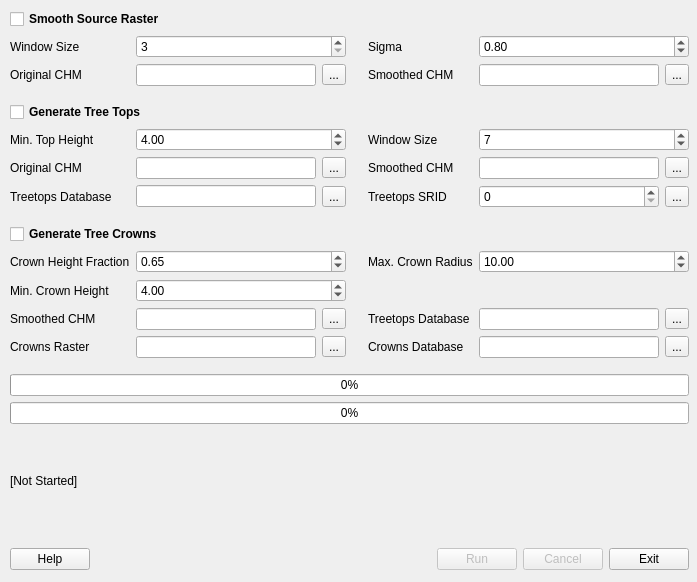
Above: src/apps/treetops.ui from rskelly/treetops before the change. Below: the same form after it.
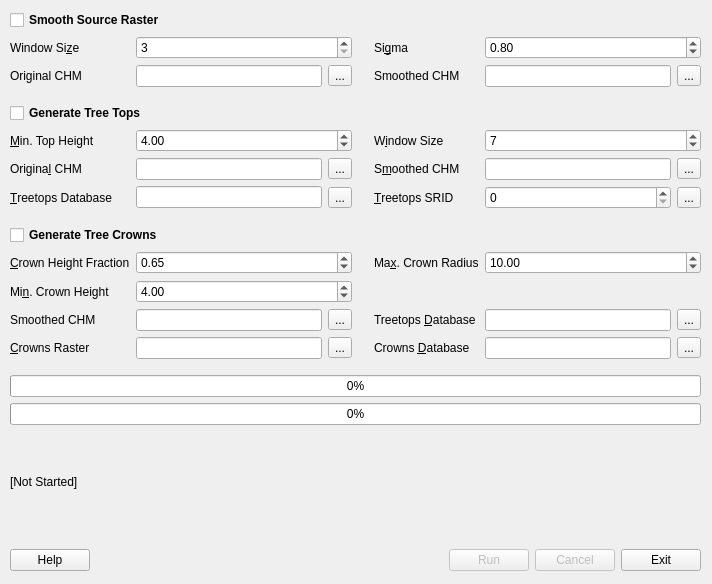
That is the form after the change.

Commit message: Removed test. Still buggy on linux.

Patch:
```diff
--- a/src/apps/treetops.ui
+++ b/src/apps/treetops.ui
@@ -2,15 +2,12 @@
 <ui version="4.0">
  <class>TreetopsForm</class>
  <widget class="QWidget" name="TreetopsForm">
-  <property name="enabled">
-   <bool>true</bool>
-  </property>
   <property name="geometry">
    <rect>
     <x>0</x>
     <y>0</y>
-    <width>697</width>
-    <height>582</height>
+    <width>712</width>
+    <height>584</height>
    </rect>
   </property>
   <property name="windowTitle">
@@ -20,8 +17,8 @@
    <property name="geometry">
     <rect>
      <x>10</x>
-     <y>9</y>
-     <width>679</width>
+     <y>10</y>
+     <width>691</width>
      <height>561</height>
     </rect>
    </property>
@@ -110,7 +107,7 @@
     <item row="5" column="4">
      <widget class="QLabel" name="label_3">
       <property name="text">
-       <string>Window Size</string>
+       <string>W&amp;indow Size</string>
       </property>
       <property name="buddy">
        <cstring>spnTopsWindowSize</cstring>
@@ -157,7 +154,7 @@
     <item row="5" column="0">
      <widget class="QLabel" name="label_4">
       <property name="text">
-       <string>Min. Top Height</string>
+       <string>&amp;Min. Top Height</string>
       </property>
       <property name="buddy">
        <cstring>spnTopsMinHeight</cstring>
@@ -167,7 +164,7 @@
     <item row="6" column="0">
      <widget class="QLabel" name="label_5">
       <property name="text">
-       <string>Original CHM</string>
+       <string>Origina&amp;l CHM</string>
       </property>
       <property name="buddy">
        <cstring>txtTopsOriginalCHM</cstring>
@@ -229,7 +226,7 @@
     <item row="6" column="4">
      <widget class="QLabel" name="label_16">
       <property name="text">
-       <string>Smoothed CHM</string>
+       <string>S&amp;moothed CHM</string>
       </property>
       <property name="buddy">
        <cstring>txtTopsSmoothedCHM</cstring>
@@ -256,7 +253,7 @@
     <item row="7" column="0">
      <widget class="QLabel" name="label_6">
       <property name="text">
-       <string>Treetops Database</string>
+       <string>&amp;Treetops Database</string>
       </property>
       <property name="buddy">
        <cstring>txtTopsTreetopsDatabase</cstring>
@@ -306,7 +303,7 @@
     <item row="11" column="0">
      <widget class="QLabel" name="label_8">
       <property name="text">
-       <string>Min. Crown Height</string>
+       <string>Mi&amp;n. Crown Height</string>
       </property>
       <property name="buddy">
        <cstring>spnCrownsMinHeight</cstring>
@@ -316,7 +313,7 @@
     <item row="1" column="0">
      <widget class="QLabel" name="label">
       <property name="text">
-       <string>Window Size</string>
+       <string>Window Si&amp;ze</string>
       </property>
       <property name="buddy">
        <cstring>spnSmoothWindow</cstring>
@@ -329,7 +326,7 @@
     <item row="1" column="4">
      <widget class="QLabel" name="label_2">
       <property name="text">
-       <string>Sigma</string>
+       <string>Si&amp;gma</string>
       </property>
       <property name="buddy">
        <cstring>spnSmoothSigma</cstring>
@@ -432,7 +429,7 @@
     <item row="13" column="0">
      <widget class="QLabel" name="label_10">
       <property name="text">
-       <string>Crowns Raster</string>
+       <string>&amp;Crowns Raster</string>
       </property>
       <property name="buddy">
        <cstring>txtCrownsCrownsRaster</cstring>
@@ -458,7 +455,7 @@
     <item row="7" column="4">
      <widget class="QLabel" name="label_17">
       <property name="text">
-       <string>Treetops SRID</string>
+       <string>&amp;Treetops SRID</string>
       </property>
       <property name="buddy">
        <cstring>spnTopsTreetopsSRID</cstring>
@@ -468,7 +465,7 @@
     <item row="10" column="0">
      <widget class="QLabel" name="label_7">
       <property name="text">
-       <string>Crown Height Fraction</string>
+       <string>&amp;Crown Height Fraction</string>
       </property>
       <property name="buddy">
        <cstring>spnCrownsHeightFraction</cstring>
@@ -478,7 +475,7 @@
     <item row="13" column="4">
      <widget class="QLabel" name="label_14">
       <property name="text">
-       <string>Crowns Database</string>
+       <string>Crowns &amp;Database</string>
       </property>
       <property name="buddy">
        <cstring>txtCrownsCrownsDatabase</cstring>
@@ -495,7 +492,7 @@
     <item row="10" column="4">
      <widget class="QLabel" name="label_9">
       <property name="text">
-       <string>Max. Crown Radius</string>
+       <string>Ma&amp;x. Crown Radius</string>
       </property>
       <property name="buddy">
        <cstring>spnCrownsRadius</cstring>
@@ -554,7 +551,7 @@
     <item row="12" column="4">
      <widget class="QLabel" name="label_15">
       <property name="text">
-       <string>Treetops Database</string>
+       <string>Treetops &amp;Database</string>
       </property>
       <property name="buddy">
        <cstring>txtCrownsTreetopsDatabase</cstring>
```
Left out of the diff: 41 changed lines with no effect on the pictures. The commit also changes 1 other file.
